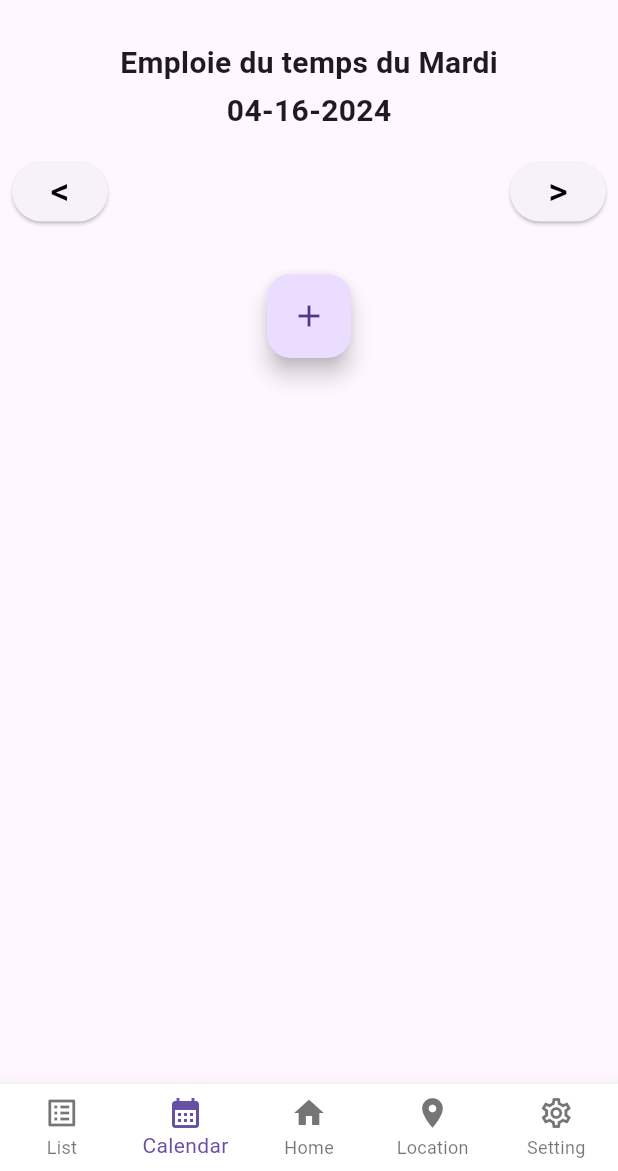
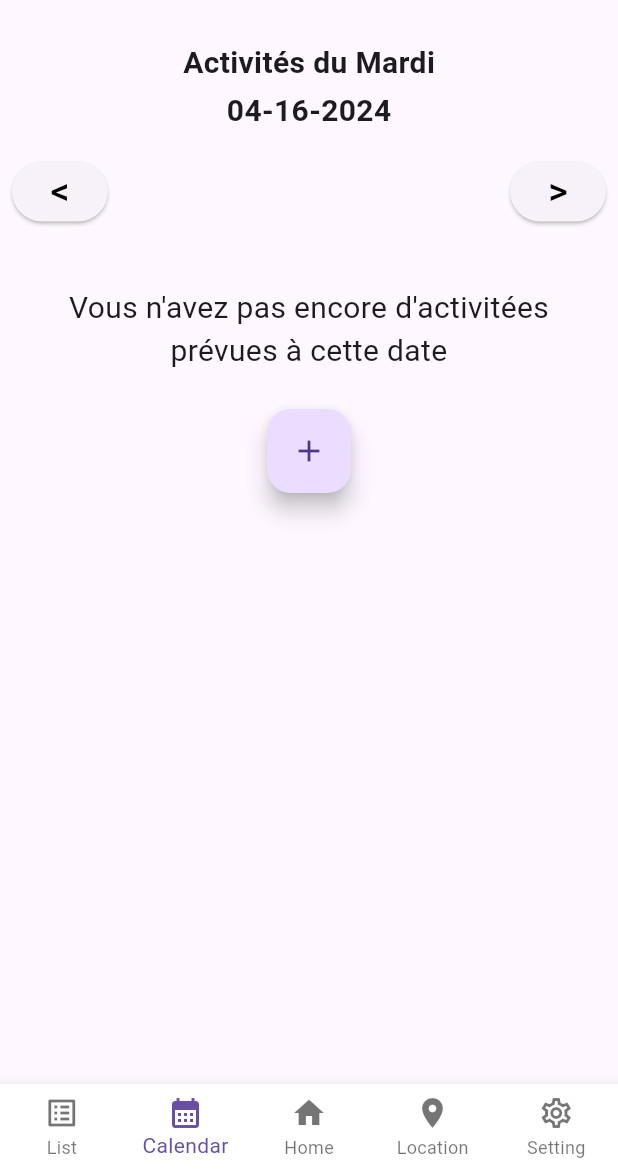
Before and after one commit to FeloxleF/ActivMind, a Flutter app: the Calendar screen opened directly, on a phone screen of 412 x 824 dp, the part 65-1236 px from its top. Run offline on Flutter 3.47's test engine with Material 3 defaults, Android fonts, the phone set to English and light mode, and no system bars; our stand-ins replace geolocator, logger, shared_preferences, toast; missing offline and left inert: dart:ffi; accounts and stored records are empty; network calls fail; Roboto replaces fonts that are missing (Arial, Nunito).

Commit message:
empty message task manager

```diff
--- a/lib/Screens/Calendar.dart
+++ b/lib/Screens/Calendar.dart
@@ -186,13 +186,13 @@ class __CalendarState extends State<Calendar> {
 
     return Scaffold(
       appBar: const MyAppBar(),
-
-      body: SingleChildScrollView(
+      body: Padding(
+        padding: const EdgeInsets.all(0),
         child: Column(
           children: <Widget>[
             const SizedBox(height: 15),
             Text(
-              'Emploie du temps du ${weekdays[DateFormat('EEEE').format(selectedDay)]}',
+              'Activités du ${weekdays[DateFormat('EEEE').format(selectedDay)]}',
               style: const TextStyle(
                 fontWeight: FontWeight.bold,
                 fontSize: 20,
@@ -246,7 +246,23 @@ class __CalendarState extends State<Calendar> {
               ],
             ),
             const SizedBox(height: 15),
-            ListView.builder(
+            if (items.isEmpty)
+              const Padding(
+                padding: EdgeInsets.all(16.0), // Ajustez la valeur selon vos besoins
+                child: Center(
+                  child: Text(
+                    "Vous n'avez pas encore d'activitées prévues à cette date",
+                    style: TextStyle(
+                      fontSize: 20,
+                      fontFamily: 'Nunito',
+                    ),
+                    textAlign: TextAlign.center,
+                  ),
+                ),
+              )
+            else
+            Expanded(
+              child: ListView.builder(
                 shrinkWrap: true,
                 physics: const AlwaysScrollableScrollPhysics(),
                 itemCount: items.length,
@@ -319,8 +335,9 @@ class __CalendarState extends State<Calendar> {
                   );
                 },
               ),
+            ),
             Padding(
-              padding: const EdgeInsets.only(top: 8),
+              padding: const EdgeInsets.only(top: 8, bottom: 8),
               child: FloatingActionButton(
                 onPressed: () {
                   Navigator.pushAndRemoveUntil(
```
Lines whose indentation alone changed are shown as unchanged.
